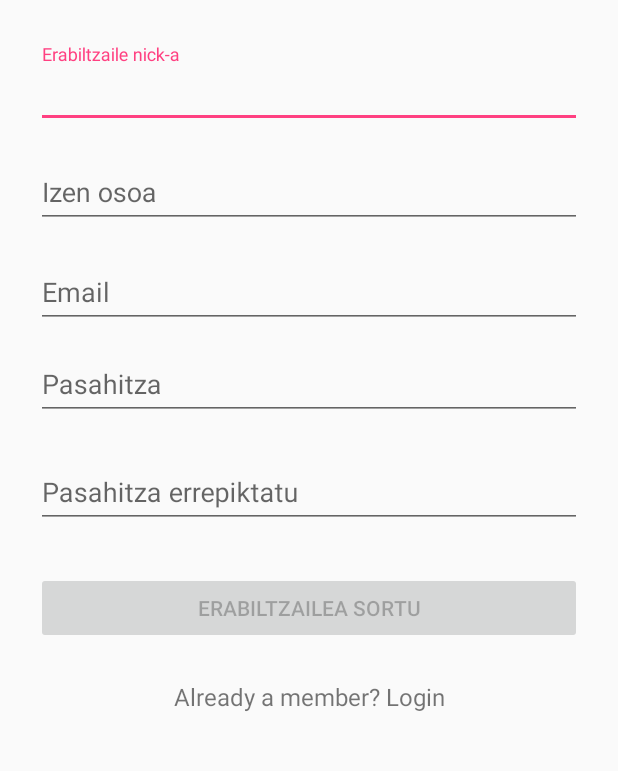
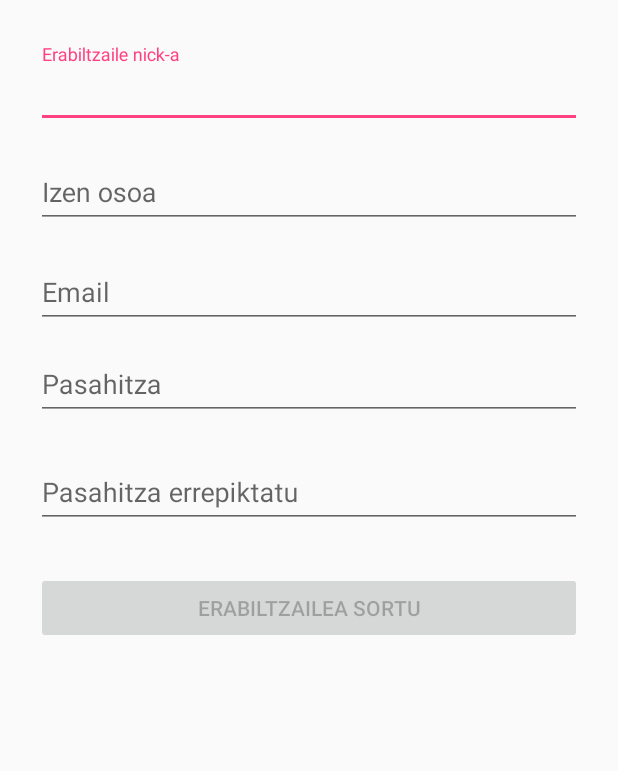
Before and after one commit to jongui14/NBA_SareSoziala, an Android app: the ErabiltzaileBerriaActivity screen opened directly, with no data from a screen before it, on a phone screen of 412 x 824 dp, the part 192-963 px from its top. Run offline under Robolectric (Android 15) with nearby library versions, the light colour scheme and no system bars.

Commit message:
Interfazeak eta logo eguneratu

```diff
--- a/Android bezeroa/NBASareSoziala/app/src/main/res/layout/kontua_login.xml
+++ b/Android bezeroa/NBASareSoziala/app/src/main/res/layout/kontua_login.xml
@@ -57,14 +57,14 @@
             android:padding="12dp"
             android:text="@string/logeatu" />
 
-        <TextView
+        <!--<TextView
             android:id="@+id/link_signup"
             android:layout_width="fill_parent"
             android:layout_height="wrap_content"
             android:layout_marginBottom="24dp"
             android:gravity="center"
             android:text="@string/pasahitza_ahaztu_duzu"
-            android:textSize="16dip" />
+            android:textSize="16dip" />-->
 
     </LinearLayout>
 </ScrollView>
--- a/Android bezeroa/NBASareSoziala/app/src/main/res/layout/kontua_register.xml
+++ b/Android bezeroa/NBASareSoziala/app/src/main/res/layout/kontua_register.xml
@@ -101,13 +101,13 @@
             android:enabled="false"
             android:text="@string/erabiltzailea_sortu" />
 
-        <TextView android:id="@+id/link_login"
+        <!--<TextView android:id="@+id/link_login"
             android:layout_width="fill_parent"
             android:layout_height="wrap_content"
             android:layout_marginBottom="24dp"
             android:text="Already a member? Login"
             android:gravity="center"
-            android:textSize="16dip"/>
+            android:textSize="16dip"/>-->
 
     </LinearLayout>
 </ScrollView>
```
Also changed, not shown: Android bezeroa/NBASareSoziala/app/src/main/res/mipmap-hdpi/ic_launcher.png, Android bezeroa/NBASareSoziala/app/src/main/res/mipmap-hdpi/ic_launcher_round.png, Android bezeroa/NBASareSoziala/app/src/main/res/mipmap-mdpi/ic_launcher.png, Android bezeroa/NBASareSoziala/app/src/main/res/mipmap-mdpi/ic_launcher_round.png, Android bezeroa/NBASareSoziala/app/src/main/res/mipmap-xhdpi/ic_launcher.png, Android bezeroa/NBASareSoziala/app/src/main/res/mipmap-xhdpi/ic_launcher_round.png, Android bezeroa/NBASareSoziala/app/src/main/res/mipmap-xxhdpi/ic_launcher.png, Android bezeroa/NBASareSoziala/app/src/main/res/mipmap-xxhdpi/ic_launcher_round.png, Android bezeroa/NBASareSoziala/app/src/main/res/mipmap-xxxhdpi/ic_launcher.png, Android bezeroa/NBASareSoziala/app/src/main/res/mipmap-xxxhdpi/ic_launcher_round.png, 1 other file.
